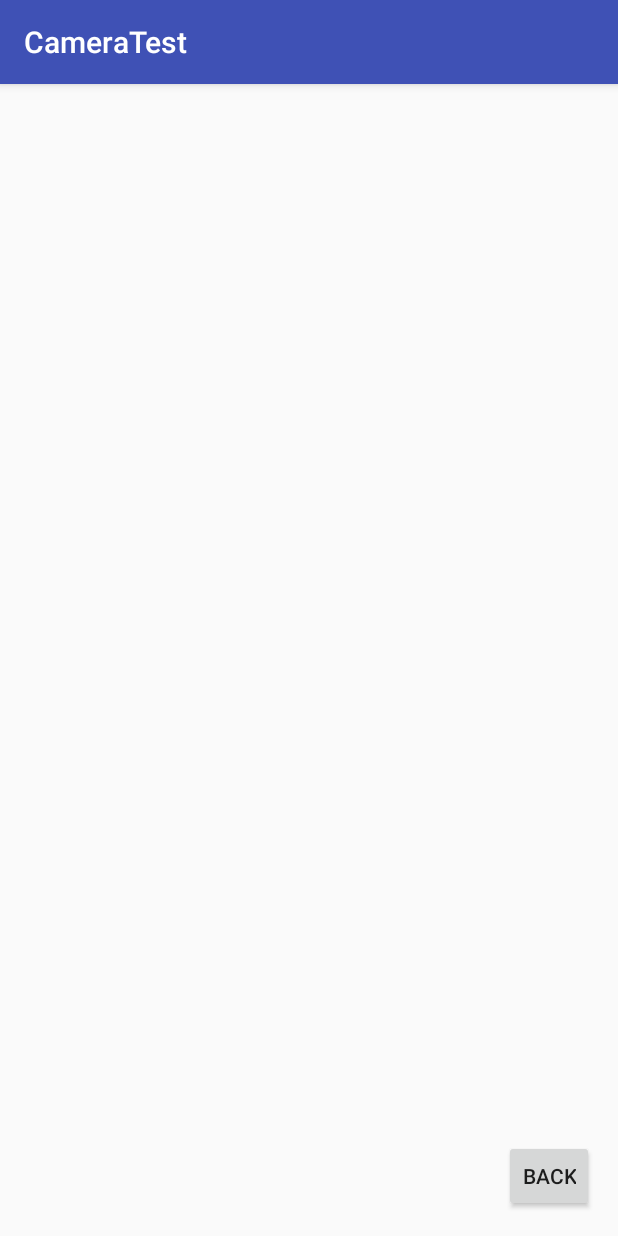
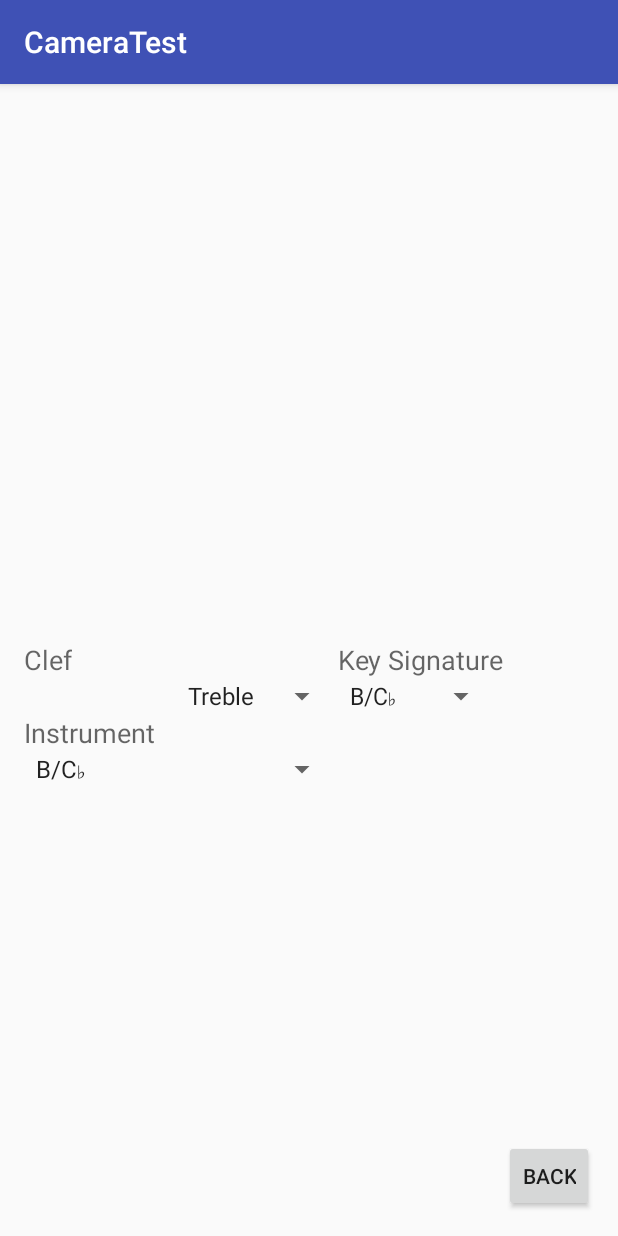
Before and after one commit to dawsoc2/SightReaderPro, an Android app: the PropertiesPage screen opened directly, with no data from a screen before it, on a phone screen of 412 x 824 dp. Run offline under Robolectric (Android 15) with nearby library versions, the phone set to English and light mode, and no system bars.

Commit message:
Added drop down menus to properties page
-added spinners
-added values for spinners through Java so values not visible in xml

```diff
--- a/SightReader Pro/app/src/main/java/com/example/xerxes/cameratest/PropertiesPage.java
+++ b/SightReader Pro/app/src/main/java/com/example/xerxes/cameratest/PropertiesPage.java
@@ -9,7 +9,9 @@ import android.provider.MediaStore;
 import android.support.v7.app.AppCompatActivity;
 import android.os.Bundle;
 import android.view.View;
+import android.widget.ArrayAdapter;
 import android.widget.ImageView;
+import android.widget.Spinner;
 
 public class PropertiesPage extends AppCompatActivity {
 
@@ -20,6 +22,27 @@ public class PropertiesPage extends AppCompatActivity {
 
         //set variables
         ImageView photoDisplay = (ImageView)findViewById(R.id.prop_imageView);
+        //create clef spinner
+        String clefArray[] = {"Treble", "Bass"};
+        Spinner spinnerClef = (Spinner) findViewById(R.id.spinnerClef);
+        ArrayAdapter<String> clefsSpinnerArrayAdapter = new ArrayAdapter<String>(this,   android.R.layout.simple_spinner_item, clefArray);
+        clefsSpinnerArrayAdapter.setDropDownViewResource(android.R.layout.simple_spinner_dropdown_item); // The drop down view
+        spinnerClef.setAdapter(clefsSpinnerArrayAdapter);
+        //spinnerClef.setSelection(getIndex(spinnerClef, "Treble"));
+
+        //create key signature spinner
+        String keySigArray[] = {"B/C♭", "E", "A", "D", "G", "C", "F", "B♭", "E♭", "A♭", "D♭/C♯", "G♭/F♯"};
+        Spinner spinnerKeySig = (Spinner) findViewById(R.id.spinnerKeySignature);
+        ArrayAdapter<String> keySigSpinnerArrayAdapter = new ArrayAdapter<String>(this,   android.R.layout.simple_spinner_item, keySigArray);
+        keySigSpinnerArrayAdapter.setDropDownViewResource(android.R.layout.simple_spinner_dropdown_item); // The drop down view
+        spinnerKeySig.setAdapter(keySigSpinnerArrayAdapter);
+
+        //create instrument key spinner
+        String instKeyArray[] = {"B/C♭", "E", "A", "D", "G", "C", "F", "B♭", "E♭", "A♭", "D♭/C♯", "G♭/F♯"};
+        Spinner spinnerInst = (Spinner) findViewById(R.id.spinnerInstrument);
+        ArrayAdapter<String> instKeySpinnerArrayAdapter = new ArrayAdapter<String>(this,   android.R.layout.simple_spinner_item, instKeyArray);
+        instKeySpinnerArrayAdapter.setDropDownViewResource(android.R.layout.simple_spinner_dropdown_item); // The drop down view
+        spinnerInst.setAdapter(instKeySpinnerArrayAdapter);
 
         //dummy intent just to get variables passed
         Intent intent = getIntent();
--- a/SightReader Pro/app/src/main/res/layout/activity_properties_page.xml
+++ b/SightReader Pro/app/src/main/res/layout/activity_properties_page.xml
@@ -24,10 +24,65 @@
         android:layout_width="wrap_content"
         android:layout_height="wrap_content"
         android:id="@+id/prop_imageView"
-        android:layout_alignParentTop="true"
         android:layout_alignParentLeft="true"
         android:layout_alignParentStart="true"
         android:layout_alignParentRight="true"
         android:layout_alignParentEnd="true"
-        android:layout_above="@+id/prop_back_btn" />
+        android:layout_alignParentTop="true" />
+
+    <TextView
+        android:layout_width="wrap_content"
+        android:layout_height="wrap_content"
+        android:textAppearance="?android:attr/textAppearanceMedium"
+        android:text="Clef"
+        android:id="@+id/textView"
+        android:layout_centerVertical="true"
+        android:layout_alignParentLeft="true"
+        android:layout_alignParentStart="true" />
+
+    <Spinner
+        android:layout_width="wrap_content"
+        android:layout_height="wrap_content"
+        android:id="@+id/spinnerClef"
+        android:layout_below="@+id/textView"
+        android:layout_toLeftOf="@+id/textView2"
+        android:layout_toStartOf="@+id/textView2" />
+
+    <TextView
+        android:layout_width="wrap_content"
+        android:layout_height="wrap_content"
+        android:textAppearance="?android:attr/textAppearanceMedium"
+        android:text="Key Signature"
+        android:id="@+id/textView2"
+        android:layout_above="@+id/spinnerClef"
+        android:layout_toLeftOf="@+id/prop_back_btn"
+        android:layout_toStartOf="@+id/prop_back_btn" />
+
+    <Spinner
+        android:layout_width="wrap_content"
+        android:layout_height="wrap_content"
+        android:id="@+id/spinnerKeySignature"
+        android:layout_alignBottom="@+id/spinnerClef"
+        android:layout_toRightOf="@+id/spinnerClef"
+        android:layout_toEndOf="@+id/spinnerClef" />
+
+    <TextView
+        android:layout_width="wrap_content"
+        android:layout_height="wrap_content"
+        android:textAppearance="?android:attr/textAppearanceMedium"
+        android:text="Instrument"
+        android:id="@+id/textView3"
+        android:layout_below="@+id/spinnerClef"
+        android:layout_alignParentLeft="true"
+        android:layout_alignParentStart="true" />
+
+    <Spinner
+        android:layout_width="wrap_content"
+        android:layout_height="wrap_content"
+        android:id="@+id/spinnerInstrument"
+        android:layout_below="@+id/textView3"
+        android:layout_alignParentLeft="true"
+        android:layout_alignParentStart="true"
+        android:layout_toLeftOf="@+id/spinnerKeySignature"
+        android:layout_toStartOf="@+id/spinnerKeySignature" />
 </RelativeLayout>
```
Also changed, not shown: 1 other file.
